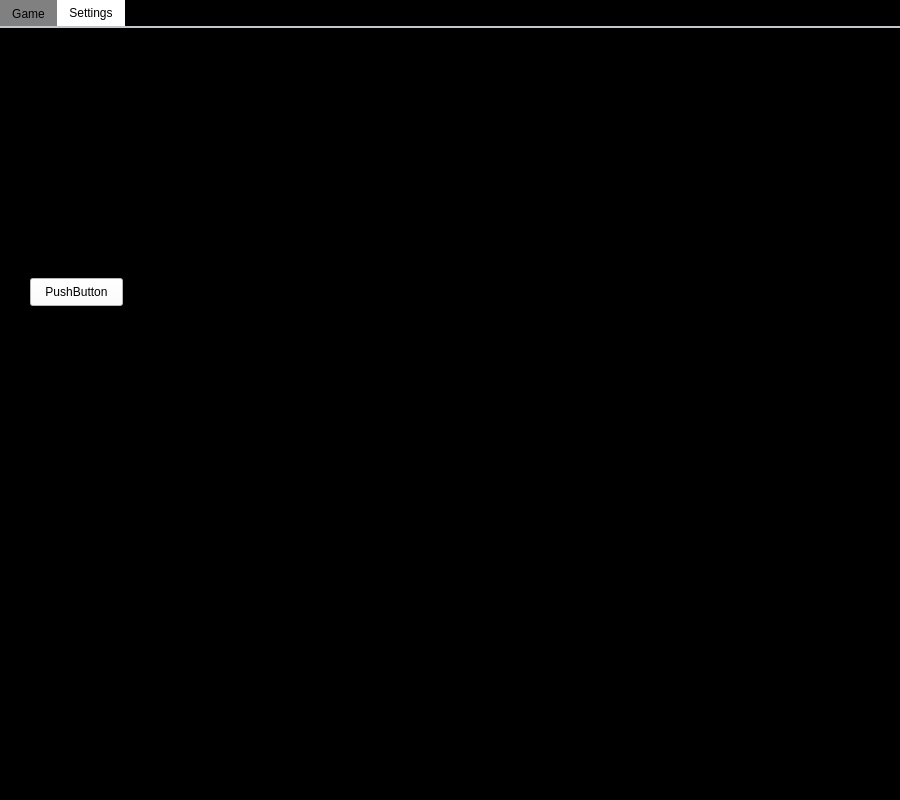
Old version of the form main.ui in the repository GlebVas1/PyQt-Convay-Game.
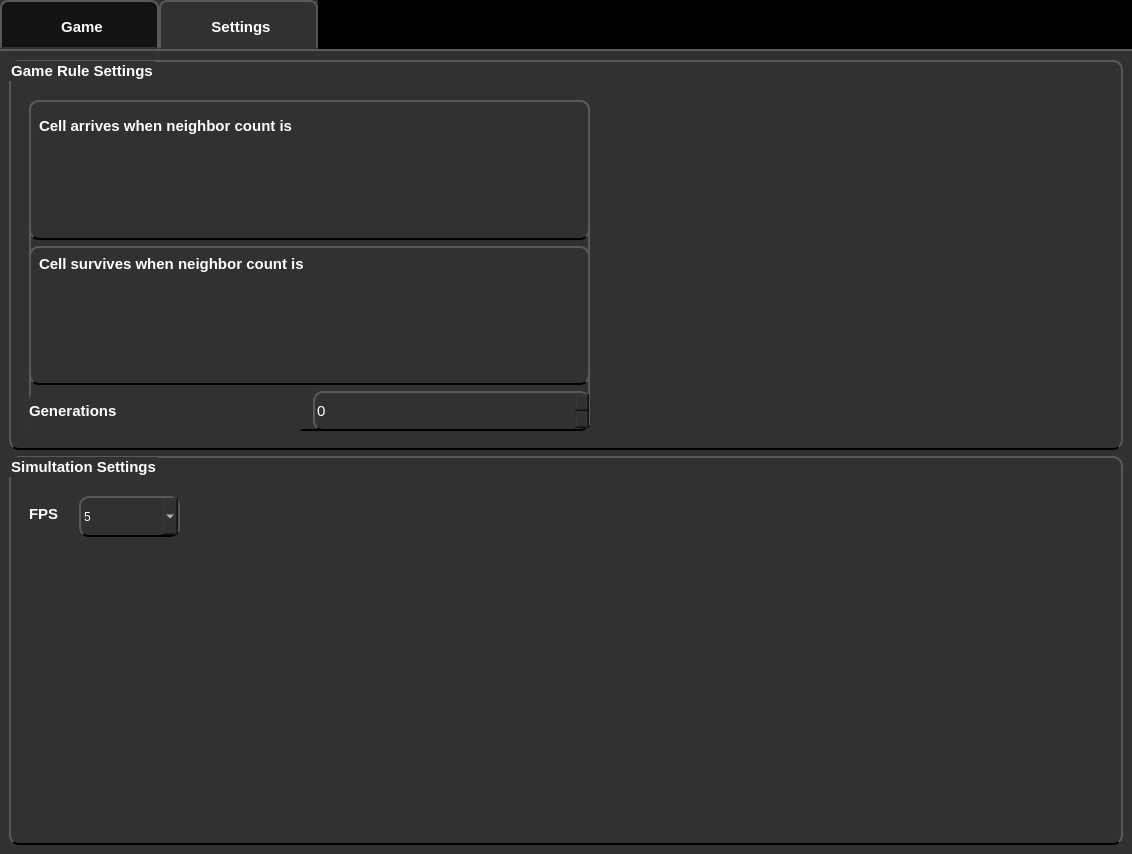
New version of the form. The open tabs and pages were chosen to show the change. Icons and pictures are not drawn.

```diff
--- a/main.ui
+++ b/main.ui
@@ -12,8 +12,8 @@
    <rect>
     <x>0</x>
     <y>0</y>
-    <width>900</width>
-    <height>800</height>
+    <width>1132</width>
+    <height>854</height>
    </rect>
   </property>
   <property name="minimumSize">
@@ -24,8 +24,8 @@
   </property>
   <property name="maximumSize">
    <size>
-    <width>900</width>
-    <height>800</height>
+    <width>1920</width>
+    <height>1280</height>
    </size>
   </property>
   <property name="contextMenuPolicy">
@@ -41,45 +41,86 @@
    </size>
   </property>
   <property name="tabShape">
-   <enum>QTabWidget::Rounded</enum>
+   <enum>QTabWidget::Triangular</enum>
   </property>
   <widget class="QWidget" name="centralwidget">
+   <property name="maximumSize">
+    <size>
+     <width>989</width>
+     <height>853</height>
+    </size>
+   </property>
    <property name="styleSheet">
     <string notr="true">background-color : black</string>
    </property>
+   <layout class="QGridLayout" name="gridLayout">
+    <property name="sizeConstraint">
+     <enum>QLayout::SetMaximumSize</enum>
+    </property>
+    <property name="leftMargin">
+     <number>0</number>
+    </property>
+    <property name="topMargin">
+     <number>0</number>
+    </property>
+    <property name="rightMargin">
+     <number>0</number>
+    </property>
+    <property name="bottomMargin">
+     <number>0</number>
+    </property>
+    <item row="0" column="0">
    <widget class="QTabWidget" name="tabWidget">
-    <property name="geometry">
-     <rect>
-      <x>0</x>
-      <y>0</y>
+      <property name="minimumSize">
+       <size>
       <width>900</width>
       <height>800</height>
-     </rect>
+       </size>
+      </property>
+      <property name="font">
+       <font>
+        <pointsize>11</pointsize>
+        <weight>75</weight>
+        <bold>true</bold>
+       </font>
     </property>
     <property name="styleSheet">
      <string notr="true">QTabWidget QWidget
 {
-background-color: black;
+background-color: rgb(49, 49, 49);
 }
 QTabWidget::pane { /* The tab widget frame */
-border-top: 2px solid #C2C7CB;
+border-top: 2px solid rgb(89, 89, 89);
 }
 
-
-/* Style the tab using the tab sub-control. Note that
-it reads QTabBar not QTabWidget */
 QTabBar::tab {
-min-height : 20px;
-
-background: gray;
+padding-left : 5px;
+padding-top: 5px;
+min-height : 40px;
+min-width : 150px;
+background:  rgb(19, 19, 19);
+border-top-left-radius: 8px;
+border-top-right-radius: 8px;
+border: 2px solid rgb(89, 89, 89);
+border-bottom-color:  rgb(49, 49, 49);
+color : white;
 }
 
 QTabBar::tab:selected {
-background : white;
+background :  rgb(49, 49, 49);
 }</string>
     </property>
     <property name="currentIndex">
-     <number>1</number>
+       <number>0</number>
+      </property>
+      <property name="iconSize">
+       <size>
+        <width>30</width>
+        <height>30</height>
+       </size>
+      </property>
+      <property name="movable">
+       <bool>false</bool>
     </property>
     <widget class="QWidget" name="tabDisplay">
      <attribute name="title">
@@ -120,14 +161,53 @@
      <attribute name="title">
       <string>Settings</string>
      </attribute>
+       <layout class="QGridLayout" name="gridLayout_3">
+        <item row="0" column="0">
+         <layout class="QVBoxLayout" name="verticalLayout">
+          <item>
+           <widget class="QGroupBox" name="groupBox">
+            <property name="font">
+             <font>
+              <pointsize>11</pointsize>
+              <weight>75</weight>
+              <bold>true</bold>
+             </font>
+            </property>
+            <property name="styleSheet">
+             <string notr="true">border: 2px solid black;
+border-color  : rgb(89, 89, 89);
+border-bottom-color: black;
+border-radius : 10px;
+background-color : rgb(49, 49, 49);
+color : white;</string>
+            </property>
+            <property name="title">
+             <string>Game Rule Settings</string>
+            </property>
+            <widget class="QWidget" name="layoutWidget">
+             <property name="geometry">
+              <rect>
+               <x>20</x>
+               <y>40</y>
+               <width>561</width>
+               <height>331</height>
+              </rect>
+             </property>
+             <layout class="QVBoxLayout" name="verticalLayout_2">
+              <item>
      <widget class="QFrame" name="ruleArriving">
-      <property name="geometry">
-       <rect>
-        <x>30</x>
-        <y>30</y>
-        <width>541</width>
-        <height>80</height>
-       </rect>
+                <property name="font">
+                 <font>
+                  <weight>75</weight>
+                  <bold>true</bold>
+                 </font>
+                </property>
+                <property name="styleSheet">
+                 <string notr="true">border: 2px solid black;
+border-color  : rgb(89, 89, 89);
+border-bottom-color: black;
+border-radius : 10px;
+background-color : rgb(49, 49, 49)</string>
       </property>
       <property name="frameShape">
        <enum>QFrame::StyledPanel</enum>
@@ -140,23 +220,37 @@
         <rect>
          <x>10</x>
          <y>10</y>
-         <width>231</width>
-         <height>16</height>
-        </rect>
-       </property>
+                   <width>521</width>
+                   <height>31</height>
+                  </rect>
+                 </property>
+                 <property name="font">
+                  <font>
+                   <pointsize>11</pointsize>
+                   <weight>75</weight>
+                   <bold>true</bold>
+                  </font>
+                 </property>
+                 <property name="styleSheet">
+                  <string notr="true">border :  0px; color : white;</string>
+                 </property>
        <property name="text">
         <string>Cell arrives when neighbor count is</string>
        </property>
-      </widget>
-     </widget>
+                 <property name="textFormat">
+                  <enum>Qt::PlainText</enum>
+                 </property>
+                </widget>
+               </widget>
+              </item>
+              <item>
      <widget class="QFrame" name="ruleSurviving">
-      <property name="geometry">
-       <rect>
-        <x>30</x>
-        <y>130</y>
-        <width>541</width>
-        <height>80</height>
-       </rect>
+                <property name="styleSheet">
+                 <string notr="true">border: 2px solid black;
+border-color  : rgb(89, 89, 89);
+border-bottom-color: black;
+border-radius : 10px;
+background-color : rgb(49, 49, 49)</string>
       </property>
       <property name="frameShape">
        <enum>QFrame::StyledPanel</enum>
@@ -169,35 +263,181 @@
         <rect>
          <x>10</x>
          <y>10</y>
-         <width>231</width>
+                   <width>331</width>
          <height>16</height>
         </rect>
        </property>
+                 <property name="font">
+                  <font>
+                   <pointsize>11</pointsize>
+                   <weight>75</weight>
+                   <bold>true</bold>
+                  </font>
+                 </property>
+                 <property name="styleSheet">
+                  <string notr="true">border :  0px; border :  0px; color : white;</string>
+                 </property>
        <property name="text">
         <string>Cell survives when neighbor count is</string>
        </property>
       </widget>
      </widget>
-     <widget class="QPushButton" name="updateButton">
+              </item>
+              <item>
+               <layout class="QHBoxLayout" name="horizontalLayout_2">
+                <item>
+                 <widget class="QLabel" name="ruleSurviveLabel_2">
+                  <property name="font">
+                   <font>
+                    <pointsize>11</pointsize>
+                    <weight>75</weight>
+                    <bold>true</bold>
+                   </font>
+                  </property>
+                  <property name="styleSheet">
+                   <string notr="true">border :  0px; border :  0px; color : white;</string>
+                  </property>
+                  <property name="text">
+                   <string>Generations</string>
+                  </property>
+                 </widget>
+                </item>
+                <item>
+                 <widget class="QSpinBox" name="spinBox">
+                  <property name="minimumSize">
+                   <size>
+                    <width>0</width>
+                    <height>40</height>
+                   </size>
+                  </property>
+                  <property name="font">
+                   <font>
+                    <pointsize>11</pointsize>
+                    <weight>50</weight>
+                    <bold>false</bold>
+                   </font>
+                  </property>
+                  <property name="focusPolicy">
+                   <enum>Qt::WheelFocus</enum>
+                  </property>
+                  <property name="frame">
+                   <bool>true</bool>
+                  </property>
+                  <property name="suffix">
+                   <string/>
+                  </property>
+                  <property name="maximum">
+                   <number>10</number>
+                  </property>
+                 </widget>
+                </item>
+               </layout>
+              </item>
+             </layout>
+            </widget>
+           </widget>
+          </item>
+          <item>
+           <widget class="QGroupBox" name="groupBox_2">
+            <property name="font">
+             <font>
+              <pointsize>11</pointsize>
+              <weight>75</weight>
+              <bold>true</bold>
+             </font>
+            </property>
+            <property name="styleSheet">
+             <string notr="true">border: 2px solid black;
+border-color  : rgb(89, 89, 89);
+border-bottom-color: black;
+border-radius : 10px;
+background-color : rgb(49, 49, 49);
+color : white;</string>
+            </property>
+            <property name="title">
+             <string>Simultation Settings</string>
+            </property>
+            <widget class="QLabel" name="ruleSurviveLabel_6">
       <property name="geometry">
        <rect>
-        <x>30</x>
-        <y>250</y>
-        <width>93</width>
-        <height>28</height>
-       </rect>
-      </property>
+               <x>20</x>
+               <y>50</y>
+               <width>41</width>
+               <height>16</height>
+              </rect>
+             </property>
+             <property name="font">
+              <font>
+               <pointsize>11</pointsize>
+               <weight>75</weight>
+               <bold>true</bold>
+              </font>
+             </property>
       <property name="styleSheet">
-       <string notr="true">background-color : white</string>
+              <string notr="true">border :  0px; border :  0px; color : white;</string>
       </property>
       <property name="text">
-       <string>PushButton</string>
-      </property>
-     </widget>
-    </widget>
-   </widget>
-  </widget>
- </widget>
- <resources/>
+              <string>FPS</string>
+             </property>
+            </widget>
+            <widget class="QComboBox" name="comboBox">
+             <property name="geometry">
+              <rect>
+               <x>70</x>
+               <y>40</y>
+               <width>101</width>
+               <height>41</height>
+              </rect>
+             </property>
+             <item>
+              <property name="text">
+               <string>5</string>
+              </property>
+             </item>
+             <item>
+              <property name="text">
+               <string>10</string>
+              </property>
+             </item>
+             <item>
+              <property name="text">
+               <string>20</string>
+              </property>
+             </item>
+             <item>
+              <property name="text">
+               <string>30</string>
+              </property>
+             </item>
+             <item>
+              <property name="text">
+               <string>40</string>
+              </property>
+             </item>
+             <item>
+              <property name="text">
+               <string>50</string>
+              </property>
+             </item>
+             <item>
+              <property name="text">
+               <string>60</string>
+              </property>
+             </item>
+            </widget>
+           </widget>
+          </item>
+         </layout>
+        </item>
+       </layout>
+      </widget>
+     </widget>
+    </item>
+   </layout>
+  </widget>
+ </widget>
+ <resources>
+  <include location="resources/ico_res.qrc"/>
+ </resources>
  <connections/>
 </ui>
```
Left out of the diff: 105 changed lines with no effect on the pictures. Lines whose indentation alone changed are shown as unchanged.
